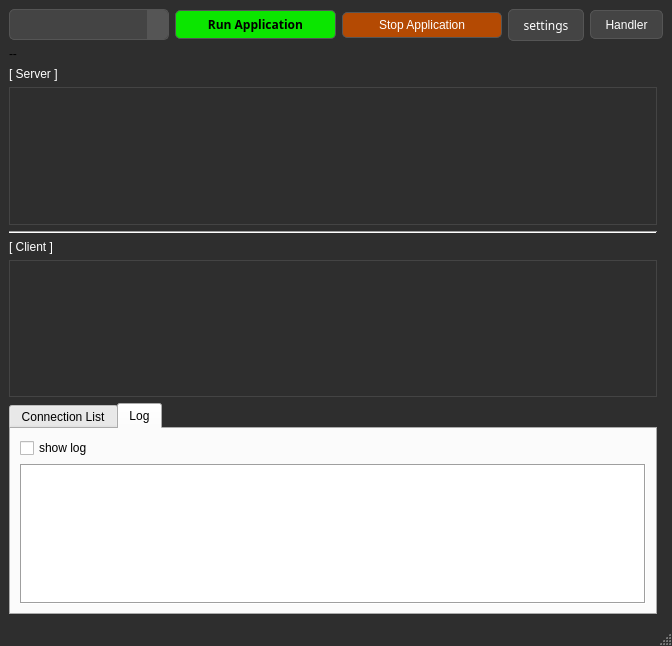
Qt form ui/main.ui (gusdnd3150/communication-gui) before a commit.
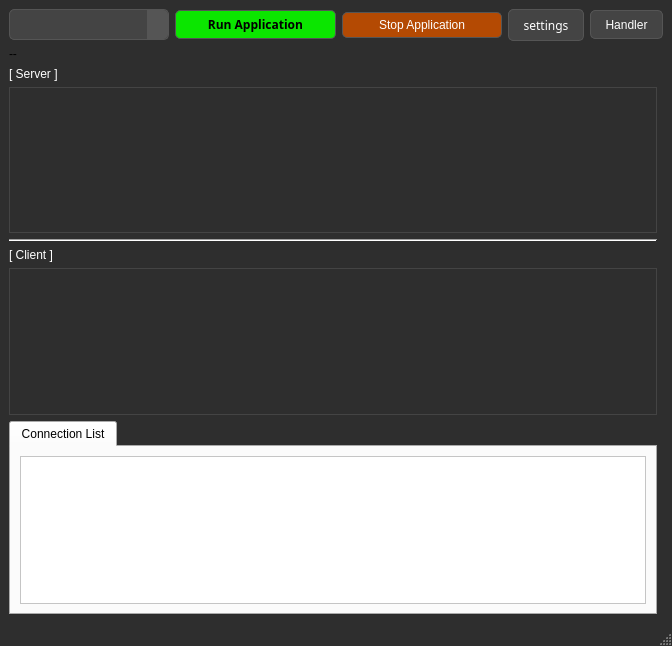
The same form after that commit.

```diff
--- a/ui/main.ui
+++ b/ui/main.ui
@@ -270,7 +270,7 @@
          <string notr="true"/>
         </property>
         <property name="currentIndex">
-         <number>1</number>
+         <number>0</number>
         </property>
         <widget class="QWidget" name="tab">
          <attribute name="title">
@@ -332,39 +332,6 @@
           </item>
          </layout>
         </widget>
-        <widget class="QWidget" name="tab_2">
-         <attribute name="title">
-          <string>Log</string>
-         </attribute>
-         <layout class="QVBoxLayout" name="verticalLayout_2">
-          <item>
-           <widget class="QCheckBox" name="chkbox_show_log">
-            <property name="text">
-             <string>show log</string>
-            </property>
-           </widget>
-          </item>
-          <item>
-           <widget class="QPlainTextEdit" name="list_log">
-            <property name="autoFillBackground">
-             <bool>true</bool>
-            </property>
-            <property name="frameShape">
-             <enum>QFrame::Box</enum>
-            </property>
-            <property name="horizontalScrollBarPolicy">
-             <enum>Qt::ScrollBarAsNeeded</enum>
-            </property>
-            <property name="lineWrapMode">
-             <enum>QPlainTextEdit::NoWrap</enum>
-            </property>
-            <property name="readOnly">
-             <bool>false</bool>
-            </property>
-           </widget>
-          </item>
-         </layout>
-        </widget>
        </widget>
       </item>
      </layout>
```
